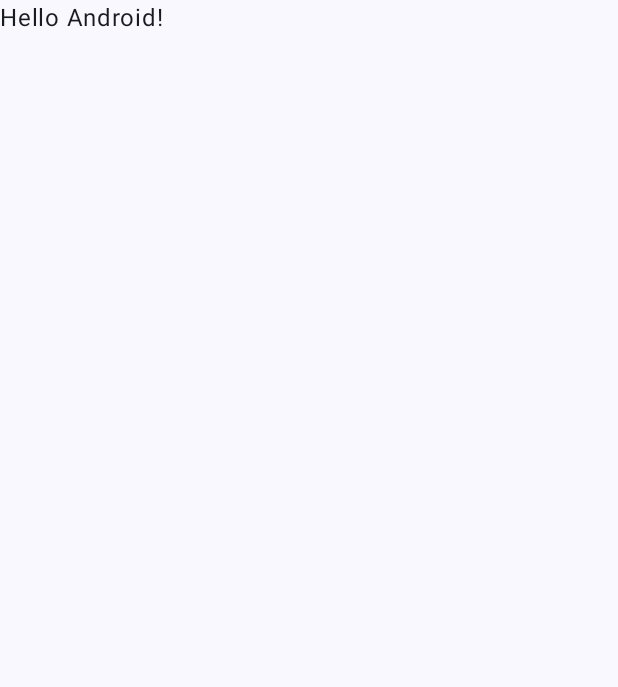
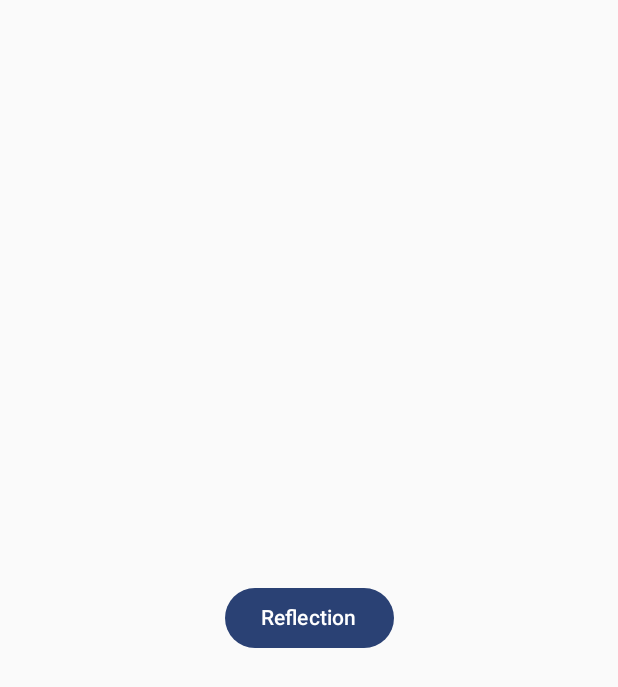
Before and after one commit to rnk0085/selfcare, an Android app built with Jetpack Compose: the screen it shows after launch (MainActivity), on a phone screen of 412 x 824 dp. Before the commit the part shown is almost empty. Shown: the top 687 px of the screen. Run offline under Robolectric (Android 15) with nearby library versions, the phone set to English and light mode, and no system bars.

Commit message:
feat: DiaryListScreen を追加

```diff
--- /dev/null
+++ b/app/src/main/java/com/rnk0085/selfcare/App.kt
@@ -0,0 +1,19 @@
+package com.rnk0085.selfcare
+
+import androidx.compose.runtime.Composable
+import androidx.navigation.compose.NavHost
+import androidx.navigation.compose.rememberNavController
+import com.rnk0085.selfcare.ui.screen.Screen
+import com.rnk0085.selfcare.ui.screen.diaryList.diaryList
+
+@Composable
+internal fun App() {
+    val navController = rememberNavController()
+
+    NavHost(
+        navController = navController,
+        startDestination = Screen.DiaryList,
+    ) {
+        diaryList()
+    }
+}
--- a/app/src/main/java/com/rnk0085/selfcare/MainActivity.kt
+++ b/app/src/main/java/com/rnk0085/selfcare/MainActivity.kt
@@ -4,13 +4,6 @@ import android.os.Bundle
 import androidx.activity.ComponentActivity
 import androidx.activity.compose.setContent
 import androidx.activity.enableEdgeToEdge
-import androidx.compose.foundation.layout.fillMaxSize
-import androidx.compose.foundation.layout.padding
-import androidx.compose.material3.Scaffold
-import androidx.compose.material3.Text
-import androidx.compose.runtime.Composable
-import androidx.compose.ui.Modifier
-import androidx.compose.ui.tooling.preview.Preview
 import com.rnk0085.selfcare.ui.theme.SelfcareTheme
 
 class MainActivity : ComponentActivity() {
@@ -20,29 +13,8 @@ class MainActivity : ComponentActivity() {
 
         setContent {
             SelfcareTheme {
-                Scaffold(modifier = Modifier.fillMaxSize()) { innerPadding ->
-                    Greeting(
-                        name = "Android",
-                        modifier = Modifier.padding(innerPadding)
-                    )
-                }
+                App()
             }
         }
     }
 }
-
-@Composable
-fun Greeting(name: String, modifier: Modifier = Modifier) {
-    Text(
-        text = "Hello $name!",
-        modifier = modifier
-    )
-}
-
-@Preview(showBackground = true)
-@Composable
-fun GreetingPreview() {
-    SelfcareTheme {
-        Greeting("Android")
-    }
-}
--- /dev/null
+++ b/app/src/main/java/com/rnk0085/selfcare/ui/screen/Screen.kt
@@ -0,0 +1,11 @@
+package com.rnk0085.selfcare.ui.screen
+
+import kotlinx.serialization.Serializable
+
+sealed interface Screen {
+    @Serializable
+    data object DiaryList : Screen
+
+    @Serializable
+    data object Reflection : Screen
+}
--- /dev/null
+++ b/app/src/main/java/com/rnk0085/selfcare/ui/screen/diaryList/DiaryListNavigator.kt
@@ -0,0 +1,11 @@
+package com.rnk0085.selfcare.ui.screen.diaryList
+
+import androidx.navigation.NavGraphBuilder
+import androidx.navigation.compose.composable
+import com.rnk0085.selfcare.ui.screen.Screen
+
+internal fun NavGraphBuilder.diaryList() {
+    composable<Screen.DiaryList> {
+        DiaryListScreen()
+    }
+}
--- /dev/null
+++ b/app/src/main/java/com/rnk0085/selfcare/ui/screen/diaryList/DiaryListScreen.kt
@@ -0,0 +1,23 @@
+package com.rnk0085.selfcare.ui.screen.diaryList
+
+import androidx.compose.foundation.layout.Arrangement
+import androidx.compose.foundation.layout.Column
+import androidx.compose.foundation.layout.fillMaxSize
+import androidx.compose.material3.Button
+import androidx.compose.material3.Text
+import androidx.compose.runtime.Composable
+import androidx.compose.ui.Alignment
+import androidx.compose.ui.Modifier
+
+@Composable
+internal fun DiaryListScreen() {
+    Column(
+        modifier = Modifier.fillMaxSize(),
+        verticalArrangement = Arrangement.SpaceEvenly,
+        horizontalAlignment = Alignment.CenterHorizontally,
+    ) {
+        Button(onClick = { /* TODO */ }) {
+            Text("Reflection")
+        }
+    }
+}
```
